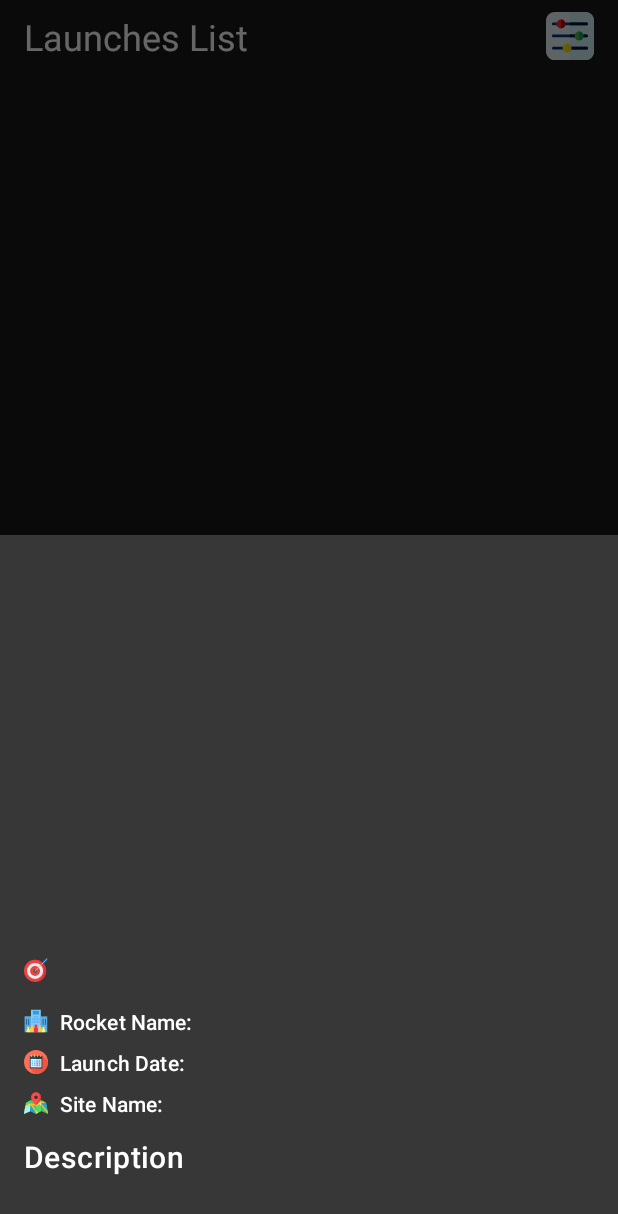
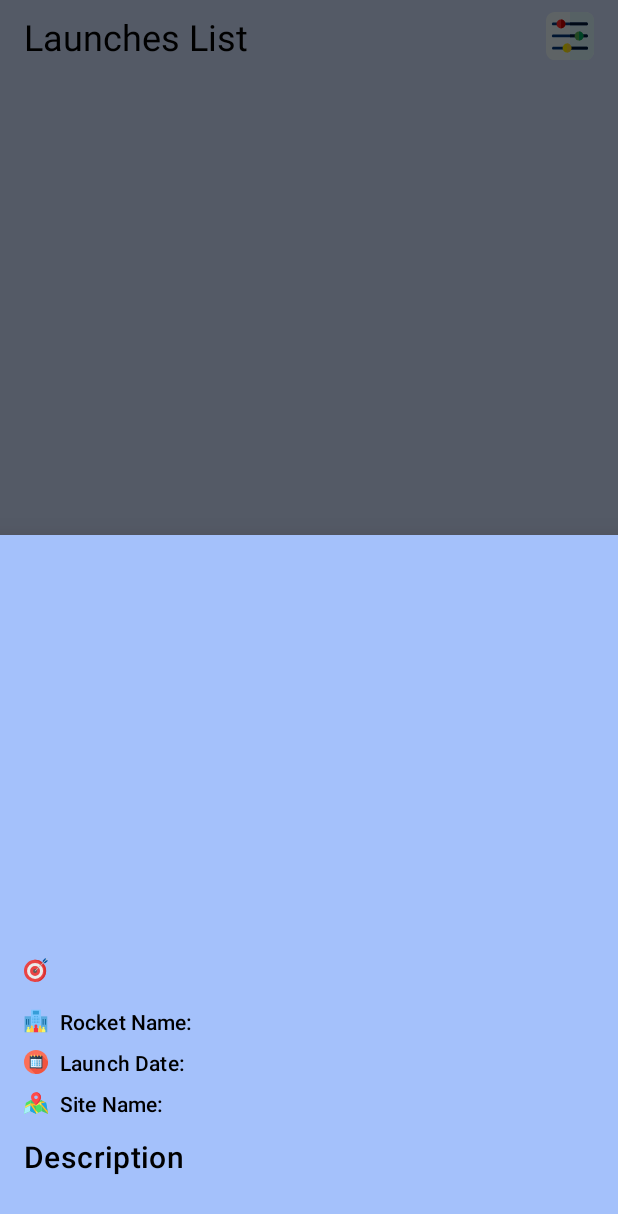
Before and after one commit to mrcgllr/SpaceX, an Android app: the fragment LaunchDetailFragment placed in its activity, on a phone screen of 412 x 824 dp. Shown: the top 1214 px of the screen. Run offline under Robolectric (Android 15) with nearby library versions, the phone set to English and light mode, and no system bars; our stand-ins replace Dagger/Hilt's generated code, data binding; pictures from the network do not load; 2 statements that could not run were skipped.

Commit message:
updated colors.xml for dark/light theme

```diff
--- a/app/src/main/java/com/android/spacex/util/databinding/BindAdapter.kt
+++ b/app/src/main/java/com/android/spacex/util/databinding/BindAdapter.kt
@@ -40,11 +40,11 @@ object BindAdapter {
     }
 
     @JvmStatic
-    @BindingAdapter("bind_progress_visible")
-    fun bindProgressVisible(progressBar: ProgressBar, isProgress: Boolean) {
+    @BindingAdapter("bind_visible")
+    fun bindVisible(view: View, isProgress: Boolean) {
         when (isProgress) {
-            true -> progressBar.visibility = View.VISIBLE
-            false -> progressBar.visibility = View.GONE
+            true -> view.visibility = View.VISIBLE
+            false -> view.visibility = View.GONE
         }
     }
 
--- a/app/src/main/res/values/colors.xml
+++ b/app/src/main/res/values/colors.xml
@@ -7,13 +7,13 @@
     <color name="teal_700">#FF018786</color>
     <color name="black">#FF000000</color>
     <color name="white">#FFFFFFFF</color>
-    <color name="statusBarColor">#191919</color>
-    <color name="backgroundColor">#191919</color>
-    <color name="bottomSheetDialogBackgroundColor">#373737</color>
 
-    <color name="cardBackgroundColor">#242A37</color>
-    <color name="launchListTextColor">#FFFFFF</color>
-    <color name="launchDetailTextColor">#FFFFFF</color>
+    <color name="statusBarColor">#D2E1FF</color>
+    <color name="backgroundColor">#D2E1FF</color>
+    <color name="bottomSheetDialogBackgroundColor">#A4C1FB</color>
+    <color name="cardBackgroundColor">#EDF2FD</color>
+    <color name="launchListTextColor">#000000</color>
+    <color name="launchDetailTextColor">#000000</color>
     <color name="clearFilterTextColor">#4B92E7</color>
-    <color name="dialogYearTextColor">#B3FFFFFF</color>
+    <color name="dialogYearTextColor">#B3000000</color>
 </resources>
```
